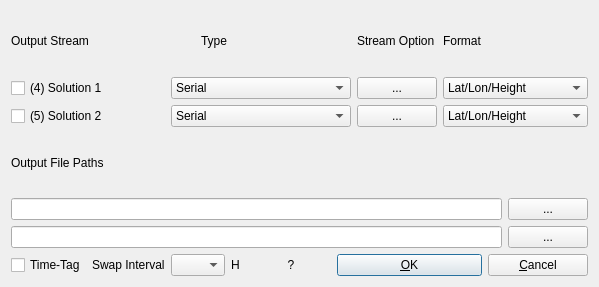
The window that app/qtapp/rtknavi_qt/outstrdlg.ui (lhuisman/myRTKLIB) describes before a commit, drawn with Qt 5.
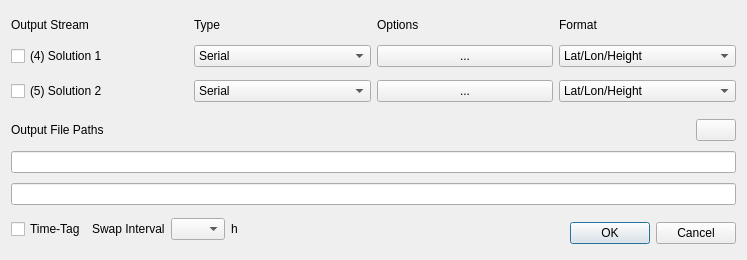
The same window after the commit. Icons and pictures are not drawn.

Diff of the .ui file:
```diff
--- a/app/qtapp/rtknavi_qt/outstrdlg.ui
+++ b/app/qtapp/rtknavi_qt/outstrdlg.ui
@@ -6,8 +6,8 @@
    <rect>
     <x>0</x>
     <y>0</y>
-    <width>599</width>
-    <height>287</height>
+    <width>747</width>
+    <height>260</height>
    </rect>
   </property>
   <property name="windowTitle">
@@ -17,155 +17,19 @@
    <string/>
   </property>
   <layout class="QGridLayout" name="gridLayout">
-   <item row="0" column="0" colspan="2">
-    <widget class="QLabel" name="Label10">
-     <property name="toolTip">
-      <string/>
-     </property>
-     <property name="text">
-      <string>Output Stream</string>
-     </property>
-    </widget>
-   </item>
-   <item row="0" column="3" colspan="3">
-    <widget class="QLabel" name="Label5">
-     <property name="toolTip">
-      <string/>
-     </property>
-     <property name="text">
-      <string>Type</string>
-     </property>
-    </widget>
-   </item>
-   <item row="1" column="7">
-    <widget class="QPushButton" name="btnStream1">
-     <property name="toolTip">
-      <string>Select options for the first solution data stream</string>
-     </property>
-     <property name="text">
-      <string>...</string>
-     </property>
-    </widget>
-   </item>
-   <item row="1" column="8" colspan="3">
-    <widget class="QComboBox" name="cBFormat1">
-     <property name="toolTip">
-      <string>Select time and position format for data stream</string>
-     </property>
+   <item row="2" column="0">
+    <widget class="QWidget" name="panelTimeTag" native="true">
+     <layout class="QHBoxLayout" name="horizontalLayout">
+      <property name="leftMargin">
+       <number>0</number>
+      </property>
+      <property name="topMargin">
+       <number>0</number>
+      </property>
+      <property name="rightMargin">
+       <number>0</number>
+      </property>
      <item>
-      <property name="text">
-       <string>Lat/Lon/Height</string>
-      </property>
-     </item>
-     <item>
-      <property name="text">
-       <string>X/Y/Z-ECEF</string>
-      </property>
-     </item>
-     <item>
-      <property name="text">
-       <string>E/N/U-Baseline</string>
-      </property>
-     </item>
-     <item>
-      <property name="text">
-       <string>NMEA0183</string>
-      </property>
-     </item>
-     <item>
-      <property name="text">
-       <string>Solution Status</string>
-      </property>
-     </item>
-    </widget>
-   </item>
-   <item row="2" column="7">
-    <widget class="QPushButton" name="btnStream2">
-     <property name="toolTip">
-      <string>Select options for the second solution data stream</string>
-     </property>
-     <property name="text">
-      <string>...</string>
-     </property>
-    </widget>
-   </item>
-   <item row="2" column="8" colspan="3">
-    <widget class="QComboBox" name="cBFormat2">
-     <property name="toolTip">
-      <string>Select time and position format for data stream</string>
-     </property>
-     <item>
-      <property name="text">
-       <string>Lat/Lon/Height</string>
-      </property>
-     </item>
-     <item>
-      <property name="text">
-       <string>X/Y/Z-ECEF</string>
-      </property>
-     </item>
-     <item>
-      <property name="text">
-       <string>E/N/U-Baseline</string>
-      </property>
-     </item>
-     <item>
-      <property name="text">
-       <string>NMEA0183</string>
-      </property>
-     </item>
-     <item>
-      <property name="text">
-       <string>Solution Status</string>
-      </property>
-     </item>
-    </widget>
-   </item>
-   <item row="3" column="0" colspan="2">
-    <widget class="QLabel" name="lblF1">
-     <property name="toolTip">
-      <string/>
-     </property>
-     <property name="text">
-      <string>Output File Paths</string>
-     </property>
-    </widget>
-   </item>
-   <item row="4" column="0" colspan="10">
-    <widget class="QLineEdit" name="lEFilePath1">
-     <property name="toolTip">
-      <string>Specify file name for first solution data stream</string>
-     </property>
-    </widget>
-   </item>
-   <item row="4" column="10">
-    <widget class="QPushButton" name="btnFile1">
-     <property name="toolTip">
-      <string>Select file name for first solution data stream</string>
-     </property>
-     <property name="text">
-      <string>...</string>
-     </property>
-    </widget>
-   </item>
-   <item row="5" column="0" colspan="10">
-    <widget class="QLineEdit" name="lEFilePath2">
-     <property name="toolTip">
-      <string>Specify file name for second solution data stream</string>
-     </property>
-    </widget>
-   </item>
-   <item row="5" column="10">
-    <widget class="QPushButton" name="btnFile2">
-     <property name="toolTip">
-      <string>Select file name for second solution data stream</string>
-     </property>
-     <property name="text">
-      <string>...</string>
-     </property>
-    </widget>
-   </item>
-   <item row="6" column="0">
     <widget class="QCheckBox" name="cBTimeTag">
      <property name="toolTip">
       <string>Generate time-tags</string>
@@ -175,7 +39,7 @@
      </property>
     </widget>
    </item>
-   <item row="6" column="1">
+      <item>
     <widget class="QLabel" name="lblSwapInterval">
      <property name="toolTip">
       <string/>
@@ -185,13 +49,13 @@
      </property>
     </widget>
    </item>
-   <item row="6" column="2" colspan="2">
+      <item>
     <widget class="QComboBox" name="cBSwapInterval">
      <property name="toolTip">
       <string>Select swap interval for output data. Use specific keys (see &quot;?&quot; button) in the file path to generate unique filenames.</string>
      </property>
-     <property name="editable">
-      <bool>false</bool>
+        <property name="sizeAdjustPolicy">
+         <enum>QComboBox::AdjustToContents</enum>
      </property>
      <item>
       <property name="text">
@@ -235,123 +99,95 @@
      </item>
     </widget>
    </item>
-   <item row="6" column="4">
+      <item>
     <widget class="QLabel" name="lblH">
      <property name="toolTip">
       <string/>
      </property>
      <property name="text">
-      <string>H</string>
+         <string>h</string>
      </property>
     </widget>
    </item>
-   <item row="6" column="5">
+     </layout>
+    </widget>
+   </item>
+   <item row="2" column="1">
+    <widget class="QDialogButtonBox" name="buttonBox">
+     <property name="standardButtons">
+      <set>QDialogButtonBox::Cancel|QDialogButtonBox::Ok</set>
+     </property>
+    </widget>
+   </item>
+   <item row="1" column="0" colspan="2">
+    <widget class="QWidget" name="panelPaths" native="true">
+     <layout class="QGridLayout" name="gridLayout_3">
+      <property name="leftMargin">
+       <number>0</number>
+      </property>
+      <property name="topMargin">
+       <number>0</number>
+      </property>
+      <property name="rightMargin">
+       <number>0</number>
+      </property>
+      <property name="bottomMargin">
+       <number>0</number>
+      </property>
+      <item row="0" column="0">
+       <widget class="QLabel" name="lblF1">
+        <property name="text">
+         <string>Output File Paths</string>
+        </property>
+       </widget>
+      </item>
+      <item row="0" column="1">
     <widget class="QPushButton" name="btnKey">
-     <property name="toolTip">
-      <string/>
-     </property>
-     <property name="text">
-      <string>?</string>
-     </property>
-     <property name="flat">
-      <bool>true</bool>
-     </property>
-    </widget>
-   </item>
-   <item row="6" column="6" colspan="3">
-    <widget class="QPushButton" name="btnOk">
+        <property name="sizePolicy">
+         <sizepolicy hsizetype="Fixed" vsizetype="Fixed">
+          <horstretch>0</horstretch>
+          <verstretch>0</verstretch>
+         </sizepolicy>
+        </property>
+        <property name="icon">
+         <iconset resource="../icon/resources.qrc">
+          <normaloff>:/buttons/key</normaloff>:/buttons/key</iconset>
+        </property>
+       </widget>
+      </item>
+      <item row="1" column="0" colspan="2">
+       <widget class="QLineEdit" name="lEFilePath1">
      <property name="toolTip">
-      <string>Accept changes</string>
-     </property>
-     <property name="text">
-      <string>&amp;OK</string>
-     </property>
-     <property name="autoDefault">
-      <bool>true</bool>
-     </property>
-     <property name="default">
-      <bool>true</bool>
-     </property>
-    </widget>
-   </item>
-   <item row="6" column="9" colspan="2">
-    <widget class="QPushButton" name="btnCancel">
-     <property name="toolTip">
-      <string>Cancle</string>
-     </property>
-     <property name="text">
-      <string>&amp;Cancel</string>
-     </property>
-    </widget>
-   </item>
-   <item row="0" column="7">
-    <widget class="QLabel" name="Label6">
-     <property name="toolTip">
-      <string/>
-     </property>
-     <property name="text">
-      <string>Stream Option</string>
-     </property>
-    </widget>
-   </item>
-   <item row="0" column="8">
-    <widget class="QLabel" name="Label7">
-     <property name="toolTip">
-      <string/>
-     </property>
-     <property name="text">
-      <string>Format</string>
+         <string>Specify file name for first solution data stream</string>
      </property>
     </widget>
    </item>
    <item row="2" column="0" colspan="2">
-    <widget class="QCheckBox" name="cBStream2C">
+       <widget class="QLineEdit" name="lEFilePath2">
      <property name="toolTip">
-      <string>Enable second output stream for solution data</string>
-     </property>
-     <property name="text">
-      <string>(5) Solution 2</string>
-     </property>
-    </widget>
-   </item>
-   <item row="2" column="2" colspan="5">
-    <widget class="QComboBox" name="cBStream2">
-     <property name="toolTip">
-      <string>Select stream type for second solution output stream</string>
-     </property>
-     <item>
-      <property name="text">
-       <string>Serial</string>
-      </property>
-     </item>
-     <item>
-      <property name="text">
-       <string>TCP Client</string>
+         <string>Specify file name for second solution data stream</string>
+        </property>
+       </widget>
+      </item>
+     </layout>
+    </widget>
+   </item>
+   <item row="0" column="0" colspan="2">
+    <widget class="QWidget" name="panelStreams" native="true">
+     <layout class="QGridLayout" name="gridLayout_2">
+      <property name="leftMargin">
+       <number>0</number>
       </property>
-     </item>
-     <item>
-      <property name="text">
-       <string>TCP Server</string>
+      <property name="topMargin">
+       <number>0</number>
       </property>
-     </item>
-     <item>
-      <property name="text">
-       <string>NTRIP Server</string>
+      <property name="rightMargin">
+       <number>0</number>
       </property>
-     </item>
-     <item>
-      <property name="text">
-       <string>NTRIP Caster</string>
+      <property name="bottomMargin">
+       <number>0</number>
       </property>
-     </item>
-     <item>
-      <property name="text">
-       <string>File</string>
-      </property>
-     </item>
-    </widget>
-   </item>
-   <item row="1" column="0" colspan="2">
+      <item row="1" column="0">
     <widget class="QCheckBox" name="cBStream1C">
      <property name="toolTip">
       <string>Enable first output stream for solution data</string>
@@ -361,7 +197,74 @@
      </property>
     </widget>
    </item>
-   <item row="1" column="2" colspan="5">
+      <item row="2" column="2">
+       <widget class="QPushButton" name="btnStream2">
+        <property name="toolTip">
+         <string>Select options for the second solution data stream</string>
+        </property>
+        <property name="text">
+         <string>...</string>
+        </property>
+       </widget>
+      </item>
+      <item row="2" column="1">
+       <widget class="QComboBox" name="cBStream2">
+        <property name="toolTip">
+         <string>Select stream type for second solution output stream</string>
+        </property>
+        <item>
+         <property name="text">
+          <string>Serial</string>
+         </property>
+        </item>
+        <item>
+         <property name="text">
+          <string>TCP Client</string>
+         </property>
+        </item>
+        <item>
+         <property name="text">
+          <string>TCP Server</string>
+         </property>
+        </item>
+        <item>
+         <property name="text">
+          <string>NTRIP Server</string>
+         </property>
+        </item>
+        <item>
+         <property name="text">
+          <string>NTRIP Caster</string>
+         </property>
+        </item>
+        <item>
+         <property name="text">
+          <string>File</string>
+         </property>
+        </item>
+       </widget>
+      </item>
+      <item row="0" column="1">
+       <widget class="QLabel" name="Label5">
+        <property name="text">
+         <string>Type</string>
+        </property>
+       </widget>
+      </item>
+      <item row="0" column="0">
+       <widget class="QLabel" name="Label10">
+        <property name="sizePolicy">
+         <sizepolicy hsizetype="Preferred" vsizetype="Fixed">
+          <horstretch>0</horstretch>
+          <verstretch>0</verstretch>
+         </sizepolicy>
+        </property>
+        <property name="text">
+         <string>Output Stream</string>
+        </property>
+       </widget>
+      </item>
+      <item row="1" column="1">
     <widget class="QComboBox" name="cBStream1">
      <property name="toolTip">
       <string>Select stream type for first solution output stream</string>
@@ -398,8 +301,111 @@
      </item>
     </widget>
    </item>
-  </layout>
- </widget>
- <resources/>
+      <item row="2" column="0">
+       <widget class="QCheckBox" name="cBStream2C">
+        <property name="toolTip">
+         <string>Enable second output stream for solution data</string>
+        </property>
+        <property name="text">
+         <string>(5) Solution 2</string>
+        </property>
+       </widget>
+      </item>
+      <item row="0" column="2">
+       <widget class="QLabel" name="Label6">
+        <property name="text">
+         <string>Options</string>
+        </property>
+       </widget>
+      </item>
+      <item row="1" column="2">
+       <widget class="QPushButton" name="btnStream1">
+        <property name="toolTip">
+         <string>Select options for the first solution data stream</string>
+        </property>
+        <property name="text">
+         <string>...</string>
+        </property>
+       </widget>
+      </item>
+      <item row="0" column="3">
+       <widget class="QLabel" name="Label7">
+        <property name="text">
+         <string>Format</string>
+        </property>
+       </widget>
+      </item>
+      <item row="1" column="3">
+       <widget class="QComboBox" name="cBFormat1">
+        <property name="toolTip">
+         <string>Select time and position format for data stream</string>
+        </property>
+        <item>
+         <property name="text">
+          <string>Lat/Lon/Height</string>
+         </property>
+        </item>
+        <item>
+         <property name="text">
+          <string>X/Y/Z-ECEF</string>
+         </property>
+        </item>
+        <item>
+         <property name="text">
+          <string>E/N/U-Baseline</string>
+         </property>
+        </item>
+        <item>
+         <property name="text">
+          <string>NMEA0183</string>
+         </property>
+        </item>
+        <item>
+         <property name="text">
+          <string>Solution Status</string>
+         </property>
+        </item>
+       </widget>
+      </item>
+      <item row="2" column="3">
+       <widget class="QComboBox" name="cBFormat2">
+        <property name="toolTip">
+         <string>Select time and position format for data stream</string>
+        </property>
+        <item>
+         <property name="text">
+          <string>Lat/Lon/Height</string>
+         </property>
+        </item>
+        <item>
+         <property name="text">
+          <string>X/Y/Z-ECEF</string>
+         </property>
+        </item>
+        <item>
+         <property name="text">
+          <string>E/N/U-Baseline</string>
+         </property>
+        </item>
+        <item>
+         <property name="text">
+          <string>NMEA0183</string>
+         </property>
+        </item>
+        <item>
+         <property name="text">
+          <string>Solution Status</string>
+         </property>
+        </item>
+       </widget>
+      </item>
+     </layout>
+    </widget>
+   </item>
+  </layout>
+ </widget>
+ <resources>
+  <include location="../icon/resources.qrc"/>
+ </resources>
  <connections/>
 </ui>
```
Lines whose indentation alone changed are shown as unchanged.
